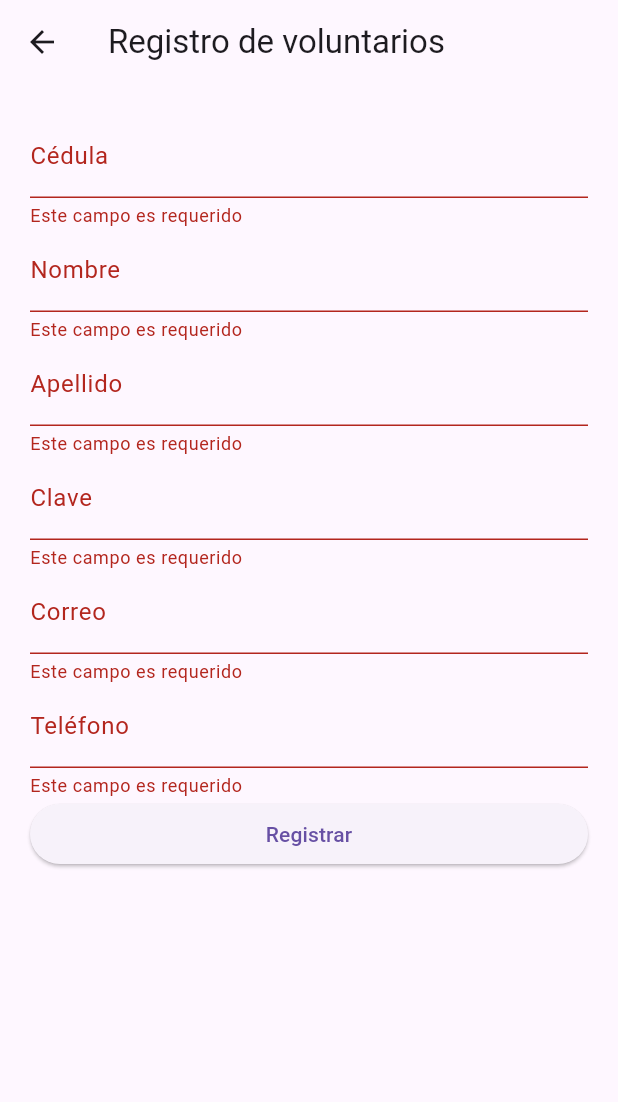
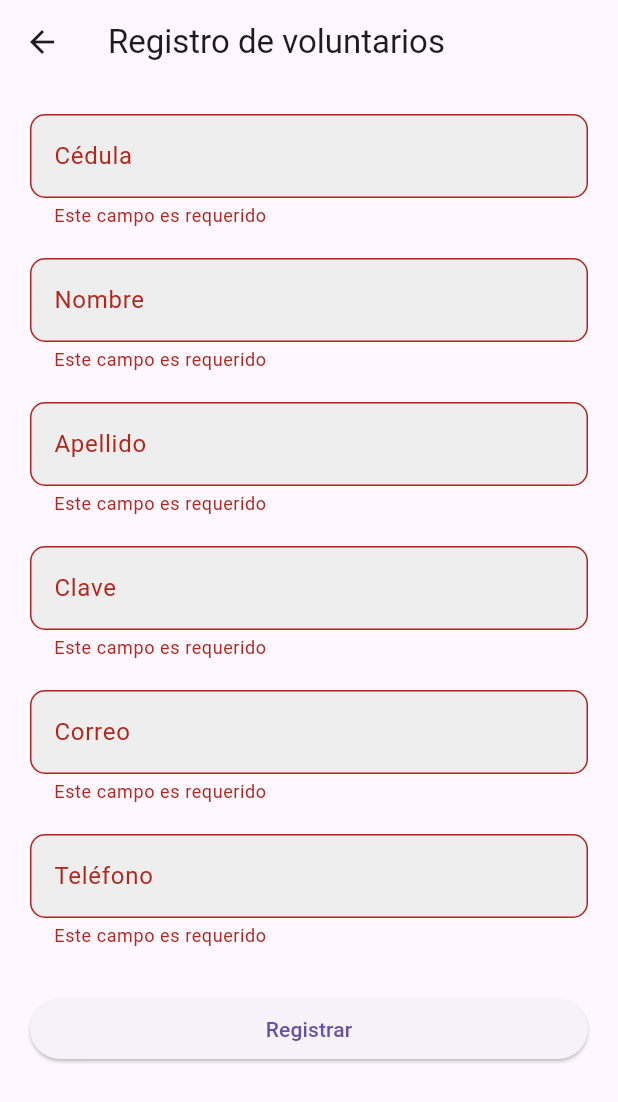
Before and after one commit to theboxPE/defensa_civil, a Flutter app: the RegisterForm screen opened directly, after a tap on "Registrar", on a phone screen of 412 x 824 dp. Shown: the top 1102 px of the screen. Run offline on Flutter 3.47's test engine with Material 3 defaults, Android fonts, the phone set to English and light mode, and no system bars; our stand-ins replace fluttertoast, shared_preferences; accounts and stored records are empty; network calls fail.

Commit message:
pagina de videos add, edit de medidas preventivas, historia, y el formulario para ser voluntario

```diff
--- a/lib/historia.dart
+++ b/lib/historia.dart
@@ -47,6 +47,11 @@ class Historia extends StatelessWidget {
             const SizedBox(height: 20),
             SingleChildScrollView(
               scrollDirection: Axis.horizontal,
+              child: Container(
+                decoration: BoxDecoration(
+                  border: Border.all(color: Colors.grey),
+                  borderRadius: BorderRadius.circular(10),
+                ),
                 child: DataTable(
                   columns: const [
                     DataColumn(label: Text('Director', style: TextStyle(fontSize: 16, fontWeight: FontWeight.bold))),
@@ -122,6 +127,7 @@ class Historia extends StatelessWidget {
                   ],
                 ),
               ),
+            ),
           ],
         ),
       ),
--- a/lib/navbar.dart
+++ b/lib/navbar.dart
@@ -61,7 +61,7 @@ class Navbar extends StatelessWidget {
               title: const Text('Videos'),
               onTap: () {
                 Navigator.of(context).push(MaterialPageRoute(
-                  builder: (context) => const MyApp(),
+                  builder: (context) => const VideosPage(),
                 ));
               },
             ),
@@ -88,7 +88,7 @@ class Navbar extends StatelessWidget {
               title: const Text('Medidas Preventivas'),
               onTap: () {
                 Navigator.of(context).push(MaterialPageRoute(
-                  builder: (context) => MedidasPreventivasPage(),
+                  builder: (context) => const MedidasPreventivasPage(),
                 ));
               },
             ),
--- a/lib/voluntario.dart
+++ b/lib/voluntario.dart
@@ -1,8 +1,7 @@
+import 'package:flutter/material.dart';
 import 'package:http/http.dart' as http;
 import 'dart:convert';
 import 'package:fluttertoast/fluttertoast.dart';
-import 'package:flutter/material.dart';
-
 
 class RegisterForm extends StatefulWidget {
   const RegisterForm({super.key});
@@ -66,67 +65,18 @@ class RegistroFormState extends State<RegisterForm> {
           key: _formKey,
           child: ListView(
             children: [
-              TextFormField(
-                controller: cedulaController,
-                decoration: const InputDecoration(labelText: 'Cédula'),
-                validator: (value) {
-                  if (value == null || value.isEmpty) {
-                    return 'Este campo es requerido';
-                  }
-                  return null;
-                },
-              ),
-              TextFormField(
-                controller: nombreController,
-                decoration: const InputDecoration(labelText: 'Nombre'),
-                validator: (value) {
-                  if (value == null || value.isEmpty) {
-                    return 'Este campo es requerido';
-                  }
-                  return null;
-                },
-              ),
-              TextFormField(
-                controller: apellidoController,
-                decoration: const InputDecoration(labelText: 'Apellido'),
-                validator: (value) {
-                  if (value == null || value.isEmpty) {
-                    return 'Este campo es requerido';
-                  }
-                  return null;
-                },
-              ),
-              TextFormField(
-                controller: claveController,
-                decoration: const InputDecoration(labelText: 'Clave'),
-                obscureText: true,
-                validator: (value) {
-                  if (value == null || value.isEmpty) {
-                    return 'Este campo es requerido';
-                  }
-                  return null;
-                },
-              ),
-              TextFormField(
-                controller: correoController,
-                decoration: const InputDecoration(labelText: 'Correo'),
-                validator: (value) {
-                  if (value == null || value.isEmpty) {
-                    return 'Este campo es requerido';
-                  }
-                  return null;
-                },
-              ),
-              TextFormField(
-                controller: telefonoController,
-                decoration: const InputDecoration(labelText: 'Teléfono'),
-                validator: (value) {
-                  if (value == null || value.isEmpty) {
-                    return 'Este campo es requerido';
-                  }
-                  return null;
-                },
-              ),
+              _buildTextFormField(cedulaController, 'Cédula'),
+              const SizedBox(height: 20),
+              _buildTextFormField(nombreController, 'Nombre'),
+              const SizedBox(height: 20),
+              _buildTextFormField(apellidoController, 'Apellido'),
+              const SizedBox(height: 20),
+              _buildTextFormField(claveController, 'Clave', obscureText: true),
+              const SizedBox(height: 20),
+              _buildTextFormField(correoController, 'Correo'),
+              const SizedBox(height: 20),
+              _buildTextFormField(telefonoController, 'Teléfono'),
+              const SizedBox(height: 30),
               ElevatedButton(
                 onPressed: _registrar,
                 child: const Text('Registrar'),
@@ -137,4 +87,33 @@ class RegistroFormState extends State<RegisterForm> {
       ),
     );
   }
+
+  Widget _buildTextFormField(
+    TextEditingController controller,
+    String labelText, {
+    bool obscureText = false,
+  }) {
+    return TextFormField(
+      controller: controller,
+      obscureText: obscureText,
+      decoration: InputDecoration(
+        labelText: labelText,
+        border: OutlineInputBorder(
+          borderRadius: BorderRadius.circular(10),
+        ),
+        focusedBorder: OutlineInputBorder(
+          borderRadius: BorderRadius.circular(10),
+          borderSide: BorderSide(color: Theme.of(context).primaryColor),
+        ),
+        filled: true,
+        fillColor: Colors.grey[200],
+      ),
+      validator: (value) {
+        if (value == null || value.isEmpty) {
+          return 'Este campo es requerido';
+        }
+        return null;
+      },
+    );
+  }
 }
--- a/pubspec.yaml
+++ b/pubspec.yaml
@@ -38,6 +38,7 @@ dependencies:
   http: ^1.2.1
   fluttertoast: ^8.2.4
   shared_preferences: ^2.2.3
+  url_launcher: ^6.2.6
 
 dev_dependencies:
   flutter_test:
```
Also changed, not shown: lib/medidas_preventivas.dart (+22 -10 lines), lib/videos.dart (+92 -0 lines), pubspec.lock. Lines whose indentation alone changed are shown as unchanged.
